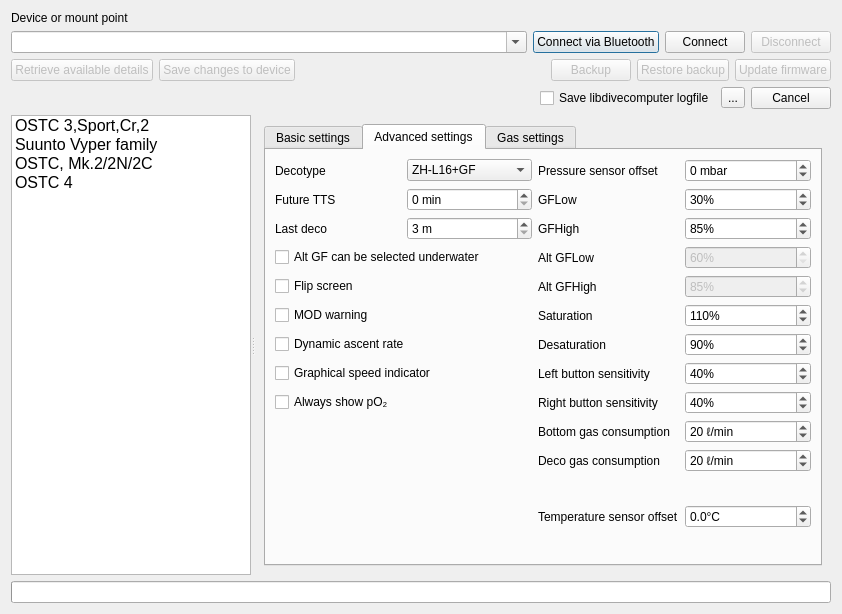
First picture: the form in desktop-widgets/configuredivecomputerdialog.ui, repository subsurface/subsurface, before the edit.
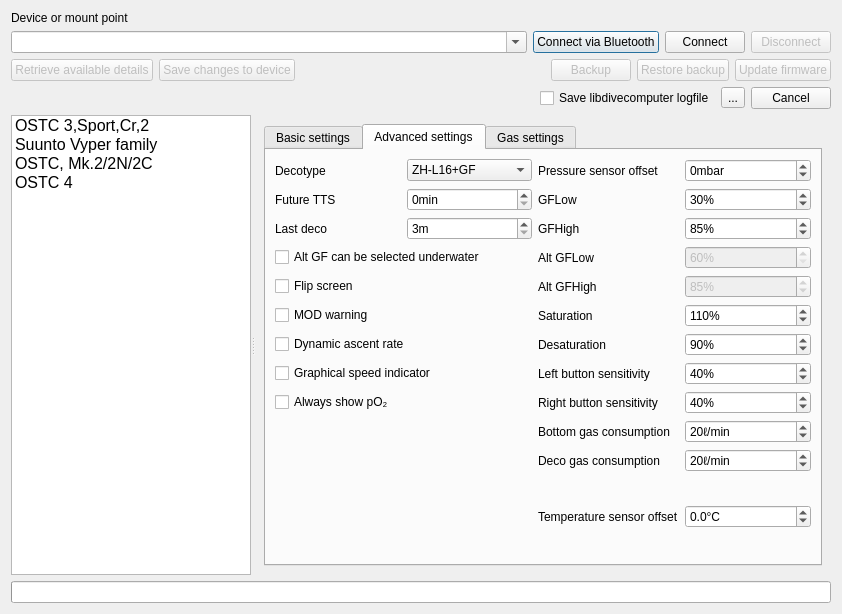
Second picture: the form after the edit. The open tabs and pages were chosen to show the change. Icons and pictures are not drawn.

Commit message:
In configure DC dialogs don't use a space between values and units
In the configure dive computer dialogs remove all the spaces between
values and units. This makes it consistent with the standard used
all over the Subsurface UI.

Diff of the .ui file:
```diff
--- a/desktop-widgets/configuredivecomputerdialog.ui
+++ b/desktop-widgets/configuredivecomputerdialog.ui
@@ -910,7 +910,7 @@
             <item row="2" column="1">
              <widget class="QSpinBox" name="lastDecoSpinBox">
               <property name="suffix">
-               <string> m</string>
+               <string>m</string>
               </property>
               <property name="minimum">
                <number>3</number>
@@ -949,7 +949,7 @@
             <item row="0" column="4">
              <widget class="QSpinBox" name="pressureSensorOffsetSpinBox">
               <property name="suffix">
-               <string> mbar</string>
+               <string>mbar</string>
               </property>
               <property name="minimum">
                <number>-20</number>
@@ -979,7 +979,7 @@
             <item row="1" column="1">
              <widget class="QSpinBox" name="futureTTSSpinBox">
               <property name="suffix">
-               <string> min</string>
+               <string>min</string>
               </property>
               <property name="maximum">
                <number>9</number>
@@ -1139,7 +1139,7 @@
             <item row="12" column="4">
              <widget class="QSpinBox" name="bottomGasConsumption">
               <property name="suffix">
-               <string> ℓ/min</string>
+               <string>ℓ/min</string>
               </property>
               <property name="minimum">
                <number>5</number>
@@ -1155,7 +1155,7 @@
             <item row="13" column="4">
              <widget class="QSpinBox" name="decoGasConsumption">
               <property name="suffix">
-               <string> ℓ/min</string>
+               <string>ℓ/min</string>
               </property>
               <property name="minimum">
                <number>5</number>
```
Left out of the diff: 52 changed lines with no effect on the pictures.
